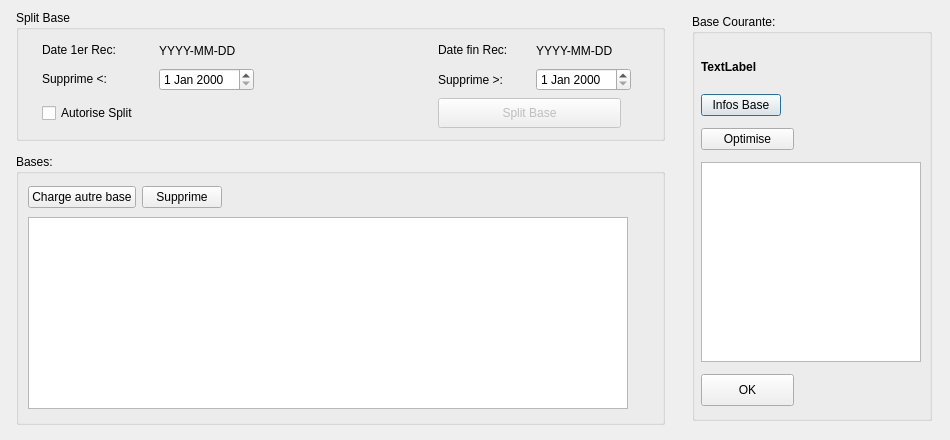
Above: new_ui/UI_baseDialog.ui from jmgagniere/WesLC before the change. Below: the same form after it.
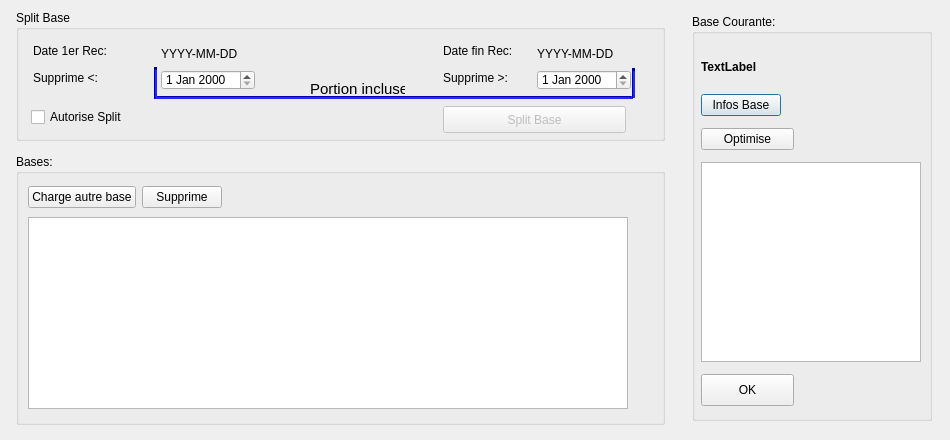
That is the form after the change.

Commit message: - UI_baseDialog.ui ajout lignes pour encadrer la portion incluse

Patch:
```diff
--- a/new_ui/UI_baseDialog.ui
+++ b/new_ui/UI_baseDialog.ui
@@ -198,9 +198,15 @@
    <property name="flat">
     <bool>false</bool>
    </property>
-   <layout class="QGridLayout" name="gridLayout_2">
-    <item row="0" column="0">
      <widget class="QLabel" name="label">
+    <property name="geometry">
+     <rect>
+      <x>17</x>
+      <y>33</y>
+      <width>81</width>
+      <height>16</height>
+     </rect>
+    </property>
       <property name="sizePolicy">
        <sizepolicy hsizetype="Fixed" vsizetype="Fixed">
         <horstretch>0</horstretch>
@@ -211,9 +217,15 @@
        <string>Date 1er Rec:</string>
       </property>
      </widget>
-    </item>
-    <item row="0" column="1">
      <widget class="QLabel" name="lab_firstRec">
+    <property name="geometry">
+     <rect>
+      <x>145</x>
+      <y>33</y>
+      <width>90</width>
+      <height>21</height>
+     </rect>
+    </property>
       <property name="sizePolicy">
        <sizepolicy hsizetype="Fixed" vsizetype="Fixed">
         <horstretch>0</horstretch>
@@ -236,25 +248,15 @@
        <string>YYYY-MM-DD</string>
       </property>
      </widget>
-    </item>
-    <item row="0" column="2">
-     <spacer name="horizontalSpacer">
-      <property name="orientation">
-       <enum>Qt::Orientation::Horizontal</enum>
-      </property>
-      <property name="sizeType">
-       <enum>QSizePolicy::Policy::Fixed</enum>
-      </property>
-      <property name="sizeHint" stdset="0">
-       <size>
-        <width>164</width>
-        <height>20</height>
-       </size>
-      </property>
-     </spacer>
-    </item>
-    <item row="0" column="3">
      <widget class="QLabel" name="label_2">
+    <property name="geometry">
+     <rect>
+      <x>427</x>
+      <y>33</y>
+      <width>78</width>
+      <height>16</height>
+     </rect>
+    </property>
       <property name="sizePolicy">
        <sizepolicy hsizetype="Fixed" vsizetype="Fixed">
         <horstretch>0</horstretch>
@@ -265,9 +267,15 @@
        <string>Date fin Rec:</string>
       </property>
      </widget>
-    </item>
-    <item row="0" column="4">
      <widget class="QLabel" name="lab_lastRec">
+    <property name="geometry">
+     <rect>
+      <x>521</x>
+      <y>33</y>
+      <width>90</width>
+      <height>21</height>
+     </rect>
+    </property>
       <property name="minimumSize">
        <size>
         <width>90</width>
@@ -284,9 +292,15 @@
        <string>YYYY-MM-DD</string>
       </property>
      </widget>
-    </item>
-    <item row="1" column="0">
      <widget class="QLabel" name="label_3">
+    <property name="geometry">
+     <rect>
+      <x>17</x>
+      <y>60</y>
+      <width>95</width>
+      <height>16</height>
+     </rect>
+    </property>
       <property name="toolTip">
        <string>date non incluse dans la suppression</string>
       </property>
@@ -294,9 +308,15 @@
        <string>Supprime &lt;:</string>
       </property>
      </widget>
-    </item>
-    <item row="1" column="1">
      <widget class="QDateEdit" name="dt_firstRecord">
+    <property name="geometry">
+     <rect>
+      <x>145</x>
+      <y>60</y>
+      <width>94</width>
+      <height>20</height>
+     </rect>
+    </property>
       <property name="sizePolicy">
        <sizepolicy hsizetype="Fixed" vsizetype="Fixed">
         <horstretch>0</horstretch>
@@ -310,9 +330,15 @@
        </size>
       </property>
      </widget>
-    </item>
-    <item row="1" column="3">
      <widget class="QLabel" name="label_4">
+    <property name="geometry">
+     <rect>
+      <x>427</x>
+      <y>60</y>
+      <width>82</width>
+      <height>16</height>
+     </rect>
+    </property>
       <property name="toolTip">
        <string>date non incluse dans la suppression</string>
       </property>
@@ -320,9 +346,15 @@
        <string>Supprime &gt;:</string>
       </property>
      </widget>
-    </item>
-    <item row="1" column="4">
      <widget class="QDateEdit" name="dt_lastRecord">
+    <property name="geometry">
+     <rect>
+      <x>521</x>
+      <y>60</y>
+      <width>94</width>
+      <height>20</height>
+     </rect>
+    </property>
       <property name="sizePolicy">
        <sizepolicy hsizetype="Fixed" vsizetype="Fixed">
         <horstretch>0</horstretch>
@@ -336,9 +368,15 @@
        </size>
       </property>
      </widget>
-    </item>
-    <item row="2" column="0">
      <widget class="QCheckBox" name="cb_autoriseSplit">
+    <property name="geometry">
+     <rect>
+      <x>15</x>
+      <y>97</y>
+      <width>106</width>
+      <height>20</height>
+     </rect>
+    </property>
       <property name="maximumSize">
        <size>
         <width>16777215</width>
@@ -349,12 +387,18 @@
        <string>Autorise Split</string>
       </property>
      </widget>
-    </item>
-    <item row="2" column="3" colspan="2">
      <widget class="QPushButton" name="btn_splitBase">
       <property name="enabled">
        <bool>false</bool>
       </property>
+    <property name="geometry">
+     <rect>
+      <x>427</x>
+      <y>96</y>
+      <width>183</width>
+      <height>27</height>
+     </rect>
+    </property>
       <property name="sizePolicy">
        <sizepolicy hsizetype="Fixed" vsizetype="Fixed">
         <horstretch>0</horstretch>
@@ -377,8 +421,117 @@
        <string>Split Base</string>
       </property>
      </widget>
-    </item>
-   </layout>
+   <widget class="Line" name="lineH">
+    <property name="geometry">
+     <rect>
+      <x>138</x>
+      <y>86</y>
+      <width>479</width>
+      <height>3</height>
+     </rect>
+    </property>
+    <property name="sizePolicy">
+     <sizepolicy hsizetype="Fixed" vsizetype="Fixed">
+      <horstretch>0</horstretch>
+      <verstretch>0</verstretch>
+     </sizepolicy>
+    </property>
+    <property name="minimumSize">
+     <size>
+      <width>478</width>
+      <height>0</height>
+     </size>
+    </property>
+    <property name="baseSize">
+     <size>
+      <width>0</width>
+      <height>0</height>
+     </size>
+    </property>
+    <property name="styleSheet">
+     <string notr="true">background-color: rgb(0, 0, 255);</string>
+    </property>
+    <property name="lineWidth">
+     <number>3</number>
+    </property>
+    <property name="orientation">
+     <enum>Qt::Orientation::Horizontal</enum>
+    </property>
+   </widget>
+   <widget class="Line" name="lineV1">
+    <property name="geometry">
+     <rect>
+      <x>138</x>
+      <y>57</y>
+      <width>3</width>
+      <height>30</height>
+     </rect>
+    </property>
+    <property name="sizePolicy">
+     <sizepolicy hsizetype="Fixed" vsizetype="Fixed">
+      <horstretch>0</horstretch>
+      <verstretch>0</verstretch>
+     </sizepolicy>
+    </property>
+    <property name="minimumSize">
+     <size>
+      <width>0</width>
+      <height>30</height>
+     </size>
+    </property>
+    <property name="styleSheet">
+     <string notr="true">background-color: rgb(0, 0, 255);</string>
+    </property>
+    <property name="lineWidth">
+     <number>3</number>
+    </property>
+    <property name="orientation">
+     <enum>Qt::Orientation::Vertical</enum>
+    </property>
+   </widget>
+   <widget class="Line" name="lineV2">
+    <property name="geometry">
+     <rect>
+      <x>616</x>
+      <y>58</y>
+      <width>3</width>
+      <height>30</height>
+     </rect>
+    </property>
+    <property name="minimumSize">
+     <size>
+      <width>0</width>
+      <height>30</height>
+     </size>
+    </property>
+    <property name="styleSheet">
+     <string notr="true">background-color: rgb(0, 0, 255);</string>
+    </property>
+    <property name="lineWidth">
+     <number>3</number>
+    </property>
+    <property name="orientation">
+     <enum>Qt::Orientation::Vertical</enum>
+    </property>
+   </widget>
+   <widget class="QLabel" name="label_5">
+    <property name="geometry">
+     <rect>
+      <x>294</x>
+      <y>71</y>
+      <width>95</width>
+      <height>16</height>
+     </rect>
+    </property>
+    <property name="font">
+     <font>
+      <pointsize>11</pointsize>
+     </font>
+    </property>
+    <property name="text">
+     <string>Portion incluse</string>
+    </property>
+   </widget>
   </widget>
   <widget class="QGroupBox" name="gb_bases">
    <property name="geometry">
```
Lines whose indentation alone changed are shown as unchanged. The commit also changes 1 other file.
